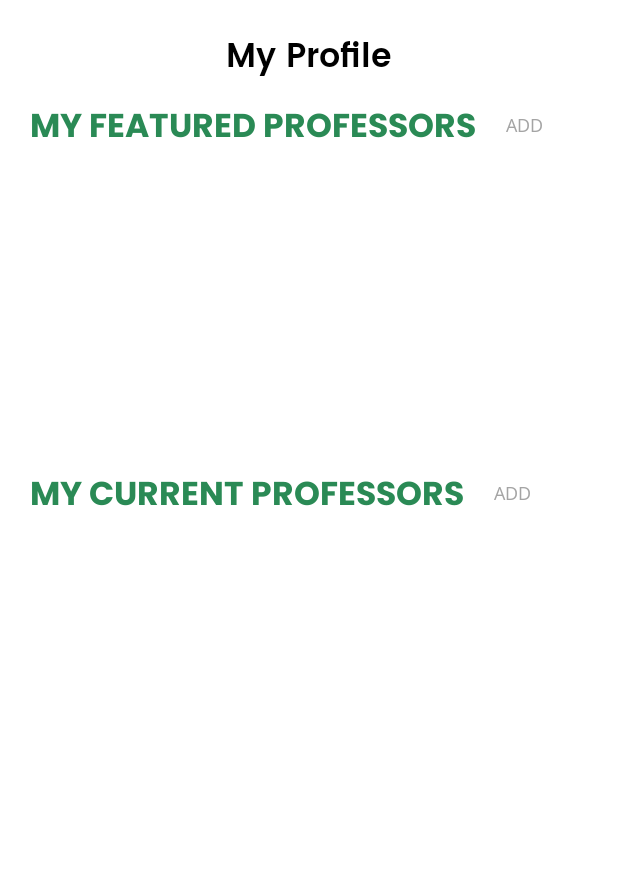
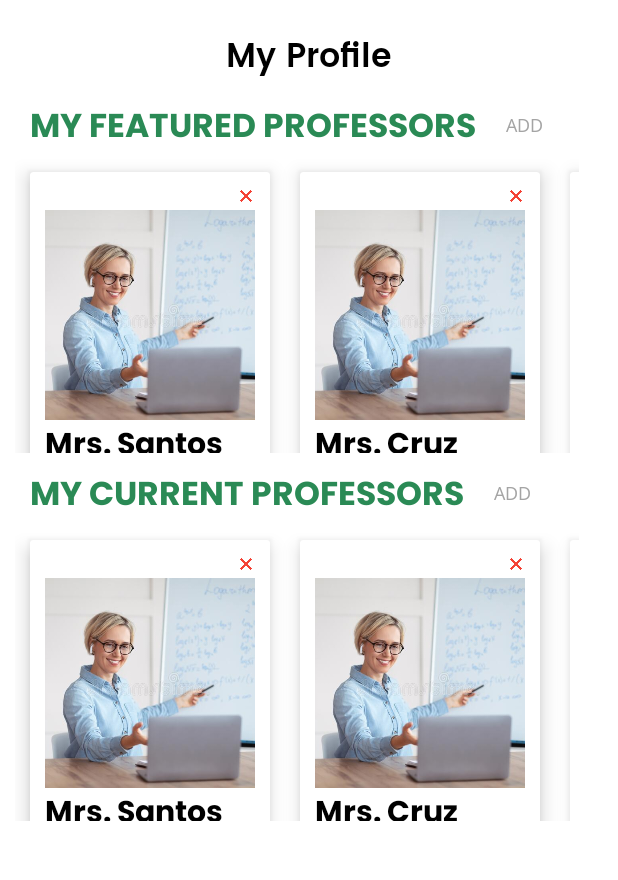
Before and after one commit to camarillobryanb/Arrow_MOBDEVE, an Android app: the ProfileActivity screen opened directly, with no data from a screen before it, on a phone screen of 412 x 824 dp, the part 69-949 px from its top. Run offline under Robolectric (Android 15) with nearby library versions, the phone set to English and light mode, and no system bars.

Commit message:
Working My Profile

```diff
--- a/app/src/main/AndroidManifest.xml
+++ b/app/src/main/AndroidManifest.xml
@@ -16,13 +16,9 @@
                 <category android:name="android.intent.category.LAUNCHER" />
             </intent-filter>
         </activity>
-        <activity
-            android:name=".ProfileActivity"
-            android:exported="true" />
         <activity android:name=".LoginActivity" />
         <activity android:name=".RegisterActivity" />
         <activity android:name=".MainActivity">
-
         </activity>
         <activity android:name=".userDashboard">
         </activity>
@@ -33,6 +29,7 @@
         <activity android:name=".AllRecommendedProfs">
         </activity>
         <activity android:name=".ProfessorProfile"></activity>
+        <activity android:name=".ProfileActivity"></activity>
 
         <meta-data
             android:name="preloaded_fonts"
--- /dev/null
+++ b/app/src/main/java/com/example/arrow/MyCardHelperClass.java
@@ -0,0 +1,37 @@
+package com.example.arrow;
+
+public class MyCardHelperClass {
+
+    String name, description;
+    int image;
+
+    public MyCardHelperClass(String name, String description, int image) {
+        this.name = name;
+        this.description = description;
+        this.image = image;
+    }
+
+    public String getName() {
+        return name;
+    }
+
+    public void setName(String name) {
+        this.name = name;
+    }
+
+    public String getDescription() {
+        return description;
+    }
+
+    public void setDescription(String description) {
+        this.description = description;
+    }
+
+    public int getImage() {
+        return image;
+    }
+
+    public void setImage(int image) {
+        this.image = image;
+    }
+}
--- /dev/null
+++ b/app/src/main/java/com/example/arrow/MyProfsAdapter.java
@@ -0,0 +1,80 @@
+package com.example.arrow;
+
+import android.content.Intent;
+import android.view.LayoutInflater;
+import android.view.View;
+import android.view.ViewGroup;
+import android.widget.ImageView;
+import android.widget.LinearLayout;
+import android.widget.TextView;
+
+import androidx.annotation.NonNull;
+import androidx.recyclerview.widget.RecyclerView;
+
+import java.util.*;
+
+public class MyProfsAdapter extends RecyclerView.Adapter<MyProfsAdapter.FeaturedViewHolder>{
+    ArrayList<MyCardHelperClass> dataProfs;
+    String KEY_NAME = "KEY_NAME";
+    String KEY_IMG = "KEY_IMG";
+    String KEY_DESC = "KEY_DESC";
+
+    public MyProfsAdapter(ArrayList<MyCardHelperClass> dataProfs) {
+        this.dataProfs = dataProfs;
+    }
+
+    public static class FeaturedViewHolder extends RecyclerView.ViewHolder {
+
+        ImageView image;
+        TextView name, desc;
+        LinearLayout ll_professor;
+
+
+        public FeaturedViewHolder(@NonNull View itemView) {
+            super(itemView);
+
+            //Hooks
+            image = itemView.findViewById(R.id.featured_image);
+            name = itemView.findViewById(R.id.featured_name);
+            desc = itemView.findViewById(R.id.featured_desc);
+            ll_professor = itemView.findViewById(R.id.ll_allcard);
+        }
+    }
+
+    @NonNull
+    @Override
+    public FeaturedViewHolder onCreateViewHolder(@NonNull ViewGroup parent, int viewType) {
+        View view = LayoutInflater.from(parent.getContext()).inflate(R.layout.my_card, parent, false);
+        FeaturedViewHolder featuredViewHolder = new FeaturedViewHolder(view);
+
+        return featuredViewHolder;
+    }
+
+    @Override
+    public void onBindViewHolder(@NonNull FeaturedViewHolder holder, int position) {
+
+        MyCardHelperClass myCardHelperClass = dataProfs.get(position);
+
+        holder.image.setImageResource(myCardHelperClass.getImage());
+        holder.name.setText(myCardHelperClass.getName());
+        holder.desc.setText(myCardHelperClass.getDescription());
+        holder.ll_professor.setOnClickListener(new View.OnClickListener(){
+
+            @Override
+            public void onClick(View v) {
+                Intent intent = new Intent(v.getContext(), ProfessorProfile.class);
+                intent.putExtra(KEY_NAME, dataProfs.get(position).getName());
+                intent.putExtra(KEY_IMG, dataProfs.get(position).getImage());
+                intent.putExtra(KEY_DESC, dataProfs.get(position).getDescription());
+                v.getContext().startActivity(intent);
+            }
+        });
+
+    }
+
+    @Override
+    public int getItemCount() {
+        return dataProfs.size();
+    }
+
+}
--- a/app/src/main/java/com/example/arrow/ProfileActivity.java
+++ b/app/src/main/java/com/example/arrow/ProfileActivity.java
@@ -1,14 +1,62 @@
 package com.example.arrow;
 
 import androidx.appcompat.app.AppCompatActivity;
+import androidx.recyclerview.widget.LinearLayoutManager;
+import androidx.recyclerview.widget.RecyclerView;
 
 import android.os.Bundle;
+import android.view.WindowManager;
+
+import java.util.ArrayList;
 
 public class ProfileActivity extends AppCompatActivity {
+
+    RecyclerView rvFeaturedProfs;
+    RecyclerView rvCurrentProfs;
+    RecyclerView.Adapter adapter;
+
 
     @Override
     protected void onCreate(Bundle savedInstanceState) {
         super.onCreate(savedInstanceState);
+        getWindow().setFlags(WindowManager.LayoutParams.FLAG_FULLSCREEN, WindowManager.LayoutParams.FLAG_FULLSCREEN);
         setContentView(R.layout.activity_profile);
+
+        rvFeaturedProfs = findViewById(R.id.myFeat_Recycler);
+        rvCurrentProfs = findViewById(R.id.myCurr_Recycler);
+
+        displayMyFeaturedProfessors();
+        displayMyCurrentProfessors();
+
+    }
+
+    private void displayMyFeaturedProfessors() {
+        rvFeaturedProfs.setHasFixedSize(true);
+        rvFeaturedProfs.setLayoutManager(new LinearLayoutManager(this, LinearLayoutManager.HORIZONTAL, false));
+
+        ArrayList<MyCardHelperClass> dataProfs = new ArrayList<>();
+
+        dataProfs.add(new MyCardHelperClass("Mrs. Santos", "Team Sports Professor" , R.drawable.prof_sample));
+        dataProfs.add(new MyCardHelperClass("Mrs. Cruz", "IT Professor", R.drawable.prof_sample));
+        dataProfs.add(new MyCardHelperClass("Mr. Perez", "History Professor", R.drawable.prof_sample));
+
+
+        adapter = new MyProfsAdapter(dataProfs);
+        rvFeaturedProfs.setAdapter(adapter);
+    }
+
+    private void displayMyCurrentProfessors() {
+        rvCurrentProfs.setHasFixedSize(true);
+        rvCurrentProfs.setLayoutManager(new LinearLayoutManager(this, LinearLayoutManager.HORIZONTAL, false));
+
+        ArrayList<MyCardHelperClass> dataProfs = new ArrayList<>();
+
+        dataProfs.add(new MyCardHelperClass("Mrs. Santos", "Team Sports Professor" , R.drawable.prof_sample));
+        dataProfs.add(new MyCardHelperClass("Mrs. Cruz", "IT Professor", R.drawable.prof_sample));
+        dataProfs.add(new MyCardHelperClass("Mr. Perez", "History Professor", R.drawable.prof_sample));
+
+
+        adapter = new MyProfsAdapter(dataProfs);
+        rvCurrentProfs.setAdapter(adapter);
     }
 }
```
Also changed, not shown: app/src/main/java/com/example/arrow/userDashboard.java (+15 -25 lines), app/src/main/res/layout/user_dashboard.xml (+9 -20 lines).
